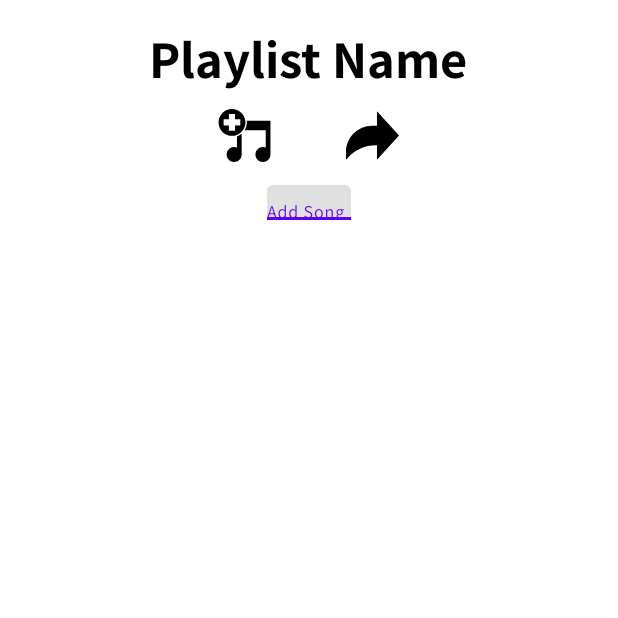
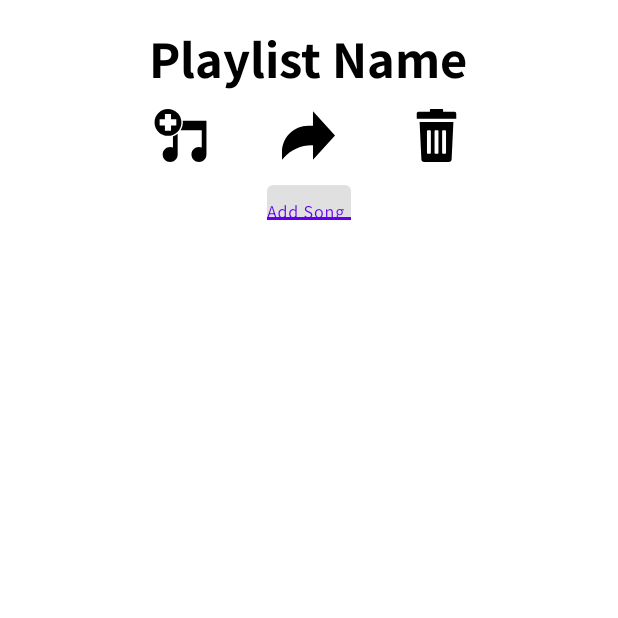
Before and after one commit to niv-sorek/ChordsApp, an Android app: the ShowPlaylist screen opened directly, with no data from a screen before it, after a tap on an icon or button, on a phone screen of 412 x 824 dp, the top half of it. Run offline under Robolectric (Android 15) with nearby library versions, the phone set to English and light mode, and no system bars; our stand-ins replace Firebase (no records; nobody signed in at launch, a user with empty details on screens opened directly); Roboto replaces fonts that are not available here; 3 statements that could not run were skipped.

Commit message:
Remove playlist, Database snapshot listeners update + instruments icons fixed + avatar removed from artists screen

```diff
--- a/app/src/main/java/com/example/musicapp/screens/ShowArtist.java
+++ b/app/src/main/java/com/example/musicapp/screens/ShowArtist.java
@@ -69,7 +69,7 @@ public class ShowArtist extends AppCompatActivity implements Viewable {
                 this.artist_RATE_rating.setProgress(this.artist.getRank());
                 this.artist_SPN_spinner.setVisibility(View.INVISIBLE);
                 artist_LAY_details.setVisibility(View.VISIBLE);
-                this.artist_LST_topSongs.setAdapter(new SongsListAdapter(this, this.artist.getSongs()));
+                this.artist_LST_topSongs.setAdapter(new SongsListAdapter(this, this.artist.getSongs(), false));
             });
         });
     }
--- a/app/src/main/java/com/example/musicapp/screens/ShowPlaylist.java
+++ b/app/src/main/java/com/example/musicapp/screens/ShowPlaylist.java
@@ -44,6 +44,7 @@ public class ShowPlaylist extends AppCompatActivity {
     private ListView playlist_LST_songs;
     private ImageView playlist_IMG_share;
     private ImageView playlist_IMG_addSong;
+    private ImageView playlist_IMG_remove;
     private TextInputLayout playlist_INP_search;
     private LinearLayout playlist_LAY_input;
     private AutoCompleteTextView editText;
@@ -67,16 +68,20 @@ public class ShowPlaylist extends AppCompatActivity {
         this.playlist_INP_search = findViewById(R.id.playlist_INP_search);
         this.playlist_LAY_input = findViewById(R.id.playlist_LAY_input);
         this.playlist_LST_songs = findViewById(R.id.playlist_LST_songs);
+        this.playlist_IMG_remove = findViewById(R.id.playlist_IMG_remove);
     }
 
     private void initViews() {
 
         this.playlist_LAY_input.setVisibility(View.INVISIBLE);
         this.playlist_TXT_name.setText(this.playlist.getName());
+        database.collection("playlists").document(this.playlist.getId()).addSnapshotListener((v, e)->
+        {
+
+        });
         this.playlist_LST_songs.setAdapter(new SongsListAdapter(this, this.playlist.getSongs()));
 
-        this.playlist_IMG_share.setOnClickListener(v ->
-        {
+        this.playlist_IMG_share.setOnClickListener(v -> {
             this.playlist_INP_search.setHint("Search User");
             this.searchType = SEARCH.Users;
             updateUI();
@@ -86,24 +91,25 @@ public class ShowPlaylist extends AppCompatActivity {
             this.searchType = SEARCH.Songs;
             updateUI();
         });
+        this.playlist_IMG_remove.setOnClickListener(v->
+        {
+            FirebaseUser user =  FirebaseAuth.getInstance().getCurrentUser();
+            database.collection("users").document(user.getUid()).update("playlists", FieldValue.arrayRemove(this.playlist.getId()));
+            finish();
+        });
 
         this.editText = (AutoCompleteTextView) this.playlist_INP_search.getEditText();
 
         editText.setOnItemClickListener((parent, view, position, id) -> {
 
             // Close Keyboard
-            InputMethodManager inputManager =
-                    (InputMethodManager) this.getSystemService(Context.INPUT_METHOD_SERVICE);
+            InputMethodManager inputManager = (InputMethodManager) this.getSystemService(Context.INPUT_METHOD_SERVICE);
 
             View view1 = this.getCurrentFocus();
 
             if (view1 != null) {
-
-                this.getWindow()
-                        .setSoftInputMode(WindowManager.LayoutParams.SOFT_INPUT_STATE_ALWAYS_HIDDEN);
-
-                inputManager.hideSoftInputFromWindow(view1
-                        .getWindowToken(), InputMethodManager.HIDE_NOT_ALWAYS);
+                this.getWindow().setSoftInputMode(WindowManager.LayoutParams.SOFT_INPUT_STATE_ALWAYS_HIDDEN);
+                inputManager.hideSoftInputFromWindow(view1.getWindowToken(), InputMethodManager.HIDE_NOT_ALWAYS);
             }
             this.playlist_INP_search.getEditText().setText("");
             /// ---------------------------------------------------------------------------------
@@ -111,40 +117,27 @@ public class ShowPlaylist extends AppCompatActivity {
             if (searchType == SEARCH.Songs) {
                 Song item = (Song) ((ListItem) parent.getAdapter().getItem(position)).getData();
 
-                database.collection("playlists").document(playlist.getId())
-                        .update("songs", FieldValue.arrayUnion(item.getId()));
-                database.collection("artists").document(item.getArtistId()).get()
-                        .addOnSuccessListener(artistDoc -> {
+                database.collection("playlists").document(playlist.getId()).update("songs", FieldValue.arrayUnion(item.getId()));
+                database.collection("artists").document(item.getArtistId()).get().addOnSuccessListener(artistDoc -> {
                     Artist artist = artistDoc.toObject(Artist.class);
                     item.setArtist(artist);
                     playlist.getSongs().add(item);
                     initViews();
-                            Toast t = Toast.makeText(this, parent
-                                    .getAdapter().getItem(position)
-                                    .toString() + "Added to playlist " + playlist
-                                    .getName(), Toast.LENGTH_LONG);
+                    Toast t = Toast.makeText(this, parent.getAdapter().getItem(position).toString() + "Added to playlist " + playlist.getName(), Toast.LENGTH_LONG);
                     t.show();
                 });
             } else if (searchType == SEARCH.Users) {
-                String userId =
-                        (String) ((ListItem) parent.getAdapter().getItem(position)).getData();
-                database.collection("users").document(userId)
-                        .update("playlists", FieldValue.arrayUnion(playlist.getId()))
-                        .addOnSuccessListener(v ->
-                        {
-                            Toast t = Toast.makeText(this, "Playlist shared With " + parent
-                                    .getAdapter().getItem(position).toString(), Toast.LENGTH_LONG);
+                String userId = (String) ((ListItem) parent.getAdapter().getItem(position)).getData();
+                database.collection("users").document(userId).update("playlists", FieldValue.arrayUnion(playlist.getId())).addOnSuccessListener(v -> {
+                    Toast t = Toast.makeText(this, "Playlist shared With " + parent.getAdapter().getItem(position).toString(), Toast.LENGTH_LONG);
                     t.show();
                 });
             }
-
         });
     }
 
-
     private void updateUI() {
-        this.playlist_LAY_input.setVisibility(this.playlist_LAY_input
-                .getVisibility() == View.INVISIBLE ? View.VISIBLE : View.INVISIBLE);
+        this.playlist_LAY_input.setVisibility(this.playlist_LAY_input.getVisibility() == View.INVISIBLE ? View.VISIBLE : View.INVISIBLE);
         if (this.searchType == SEARCH.Songs) {
             updateUISearchSong();
         } else if (searchType == SEARCH.Users) {
@@ -155,12 +148,7 @@ public class ShowPlaylist extends AppCompatActivity {
     private void updateUISearchUser() {
         FirebaseUser user = FirebaseAuth.getInstance().getCurrentUser();
         database.collection("users").get().addOnSuccessListener(v -> {
-            ArrayAdapter<ListItem> adapter = new ArrayAdapter<>(this,
-                    android.R.layout.simple_dropdown_item_1line, v.getDocuments()
-                    .stream().filter(x -> !x.getId().equals(user.getUid())
-                    )
-                    .map(x -> new ListItem(x.getString("name"), x.getId()))
-                    .collect(Collectors.toList()));
+            ArrayAdapter<ListItem> adapter = new ArrayAdapter<>(this, android.R.layout.simple_dropdown_item_1line, v.getDocuments().stream().filter(x -> !x.getId().equals(user.getUid())).map(x -> new ListItem(x.getString("name"), x.getId())).collect(Collectors.toList()));
 
             editText.setAdapter(adapter);
 
@@ -171,18 +159,11 @@ public class ShowPlaylist extends AppCompatActivity {
     private void updateUISearchSong() {
         database.collection("songs").get().addOnSuccessListener(v -> {
 
-            List<ListItem> items = v.getDocuments().stream()
-                    .map(x -> {
-                        return new ListItem(x.getString("name") + " - " + MainActivity.artistsList
-                                .stream()
-                                .filter(a -> a.getId().equals(x.getString("artistId"))).findFirst()
-                                .get()
-                                .getName(), x.toObject(Song.class));
-                    })
-                    .collect(Collectors.toList());
+            List<ListItem> items = v.getDocuments().stream().map(x -> {
+                return new ListItem(x.getString("name") + " - " + MainActivity.artistsList.stream().filter(a -> a.getId().equals(x.getString("artistId"))).findFirst().get().getName(), x.toObject(Song.class));
+            }).collect(Collectors.toList());
 
-            ArrayAdapter<ListItem> adapter =
-                    new ArrayAdapter<>(this, android.R.layout.simple_dropdown_item_1line, items);
+            ArrayAdapter<ListItem> adapter = new ArrayAdapter<>(this, android.R.layout.simple_dropdown_item_1line, items);
             editText.setAdapter(adapter);
 
 
--- /dev/null
+++ b/app/src/main/res/drawable/ic_rubbish_bin.xml
@@ -0,0 +1,5 @@
+<vector android:height="200dp" android:viewportHeight="408.483"
+    android:viewportWidth="408.483" android:width="200dp" xmlns:android="http://schemas.android.com/apk/res/android">
+    <path android:fillColor="#FF000000" android:pathData="M87.748,388.784c0.461,11.01 9.521,19.699 20.539,19.699h191.911c11.018,0 20.078,-8.689 20.539,-19.699l13.705,-289.316H74.043L87.748,388.784zM247.655,171.329c0,-4.61 3.738,-8.349 8.35,-8.349h13.355c4.609,0 8.35,3.738 8.35,8.349v165.293c0,4.611 -3.738,8.349 -8.35,8.349h-13.355c-4.61,0 -8.35,-3.736 -8.35,-8.349V171.329zM189.216,171.329c0,-4.61 3.738,-8.349 8.349,-8.349h13.355c4.609,0 8.349,3.738 8.349,8.349v165.293c0,4.611 -3.737,8.349 -8.349,8.349h-13.355c-4.61,0 -8.349,-3.736 -8.349,-8.349V171.329L189.216,171.329zM130.775,171.329c0,-4.61 3.738,-8.349 8.349,-8.349h13.356c4.61,0 8.349,3.738 8.349,8.349v165.293c0,4.611 -3.738,8.349 -8.349,8.349h-13.356c-4.61,0 -8.349,-3.736 -8.349,-8.349V171.329z"/>
+    <path android:fillColor="#FF000000" android:pathData="M343.567,21.043h-88.535V4.305c0,-2.377 -1.927,-4.305 -4.305,-4.305h-92.971c-2.377,0 -4.304,1.928 -4.304,4.305v16.737H64.916c-7.125,0 -12.9,5.776 -12.9,12.901V74.47h304.451V33.944C356.467,26.819 350.692,21.043 343.567,21.043z"/>
+</vector>
--- a/app/src/main/res/layout/activity_show_playlist.xml
+++ b/app/src/main/res/layout/activity_show_playlist.xml
@@ -36,8 +36,16 @@
         <ImageView
             android:id="@+id/playlist_IMG_share"
             android:layout_width="35dp"
+            android:layout_marginEnd="50dp"
+
             android:layout_height="35dp"
             android:src="@drawable/ic_share" />
+        <ImageView
+            android:id="@+id/playlist_IMG_remove"
+            android:layout_width="35dp"
+            android:layout_height="35dp"
+            android:src="@drawable/ic_rubbish_bin" />
+
     </LinearLayout>
 
     <LinearLayout
```
Also changed, not shown: app/src/main/java/com/example/musicapp/screens/MainActivity.java (+19 -11 lines), app/src/main/java/com/example/musicapp/views/SongsListAdapter.java (+13 -5 lines), app/src/main/res/layout/activity_show_artist.xml (+1 -7 lines), 1 other file. Lines whose indentation alone changed are shown as unchanged.
